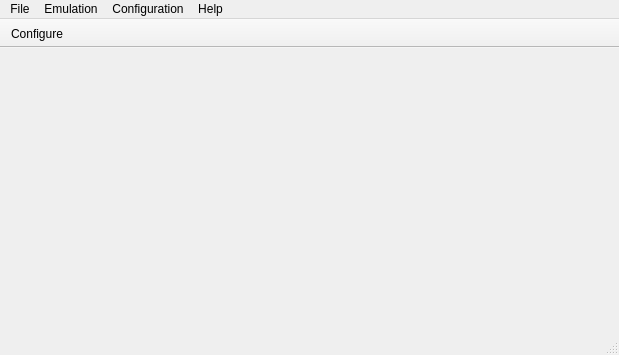
Old version of the form mainwindow.ui in the repository dracc/YAXF.
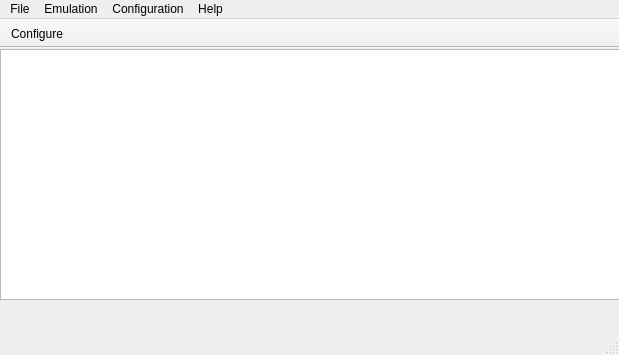
New version of the form. Icons and pictures are not drawn.

Diff of the .ui file:
```diff
--- a/mainwindow.ui
+++ b/mainwindow.ui
@@ -14,16 +14,15 @@
    <string>MainWindow</string>
   </property>
   <widget class="QWidget" name="centralWidget">
-   <widget class="QWidget" name="verticalLayoutWidget">
+   <widget class="QListWidget" name="listWidget">
     <property name="geometry">
      <rect>
       <x>0</x>
-      <y>0</y>
+      <y>1</y>
       <width>621</width>
-      <height>261</height>
+      <height>251</height>
      </rect>
     </property>
-    <layout class="QVBoxLayout" name="verticalLayout"/>
    </widget>
   </widget>
   <widget class="QMenuBar" name="menuBar">
```
